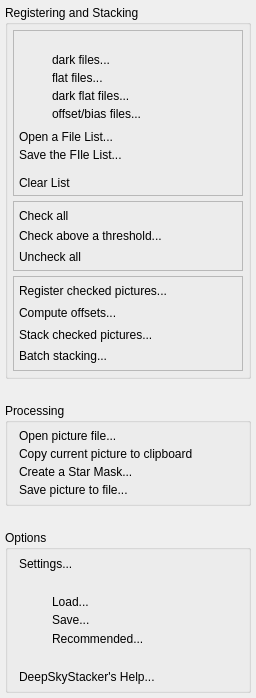
This is qt/ExplorerBar.ui in petabyt/DSS as Qt 5 draws it before an edit. The edited form follows.
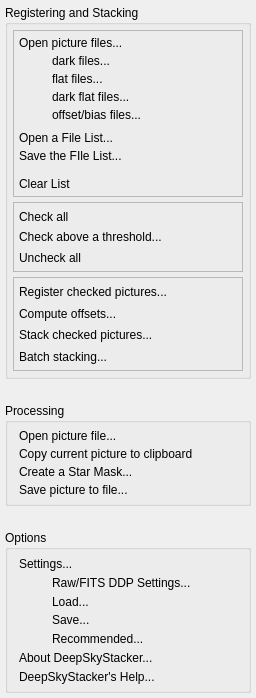
This is the edited form. Custom widgets are drawn as their Qt base class.

Commit message: Settings Menu activated

The edit to the form file:
```diff
--- a/qt/ExplorerBar.ui
+++ b/qt/ExplorerBar.ui
@@ -422,6 +422,7 @@
  <customwidgets>
   <customwidget>
    <class>ClickLabel</class>
+   <extends>QLabel</extends>
    <slots>
     <signal>clicked()</signal>
    </slots>
```
Left out of the diff: 9 changed lines with no effect on the pictures. The commit also changes 2 other files.
